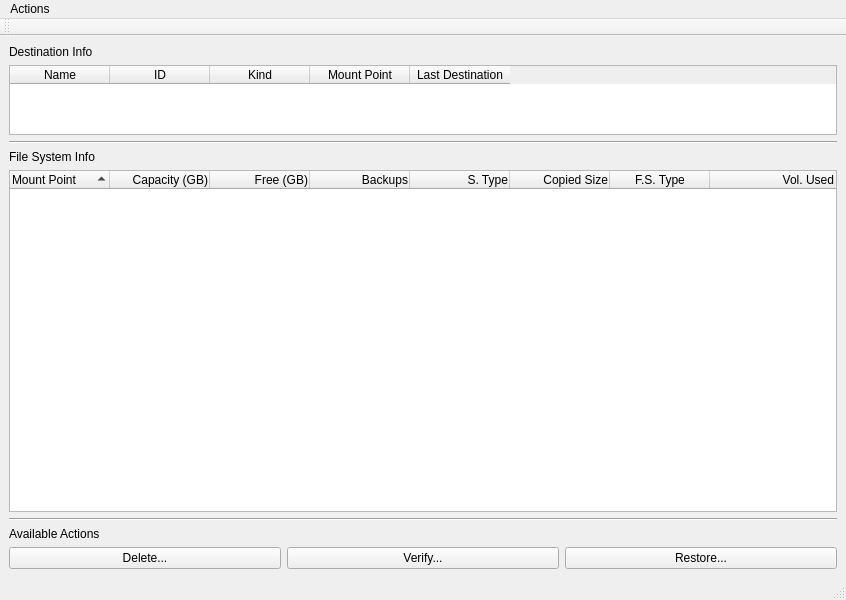
Qt form mainwindow.ui (louis-langholtz/time-machine-helper) before a commit.
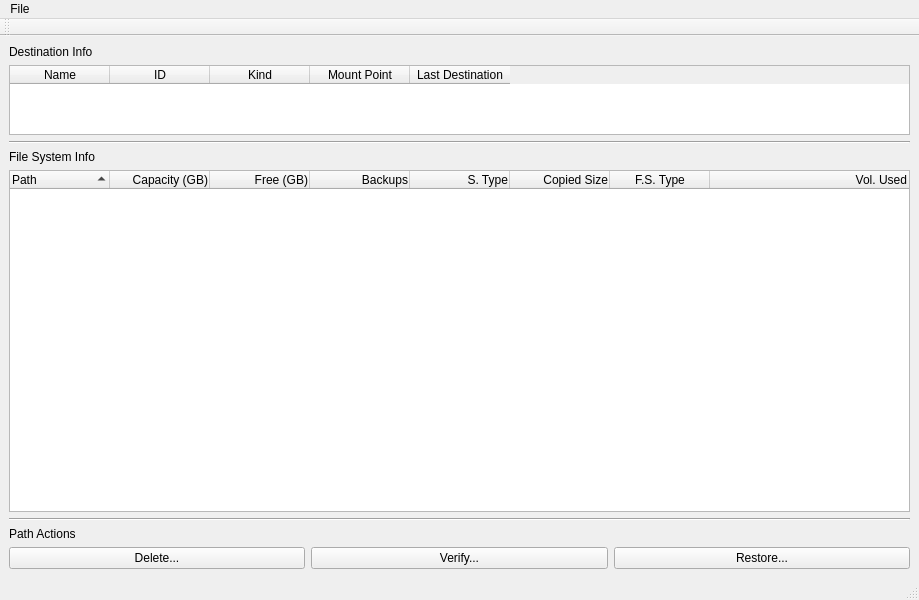
The same form after that commit.

Commit message: Adds About dialog

```diff
--- a/mainwindow.ui
+++ b/mainwindow.ui
@@ -6,7 +6,7 @@
    <rect>
     <x>0</x>
     <y>0</y>
-    <width>846</width>
+    <width>919</width>
     <height>600</height>
    </rect>
   </property>
@@ -116,7 +116,10 @@
         </attribute>
         <column>
          <property name="text">
-          <string>Mount Point</string>
+          <string>Path</string>
+         </property>
+         <property name="toolTip">
+          <string>Path from mount point shown in destination info.</string>
          </property>
         </column>
         <column>
@@ -202,7 +205,7 @@
       <item>
        <widget class="QLabel" name="availableActionsLabel">
         <property name="text">
-         <string>Available Actions</string>
+         <string>Path Actions</string>
         </property>
        </widget>
       </item>
@@ -249,13 +252,13 @@
     <rect>
      <x>0</x>
      <y>0</y>
-     <width>846</width>
+     <width>919</width>
      <height>24</height>
     </rect>
    </property>
    <widget class="QMenu" name="menuActions">
     <property name="title">
-     <string>Actions</string>
+     <string>File</string>
     </property>
     <addaction name="actionRestore"/>
     <addaction name="actionDelete"/>
```
Left out of the diff: 20 changed lines with no effect on the pictures. The commit also changes 3 other files.
